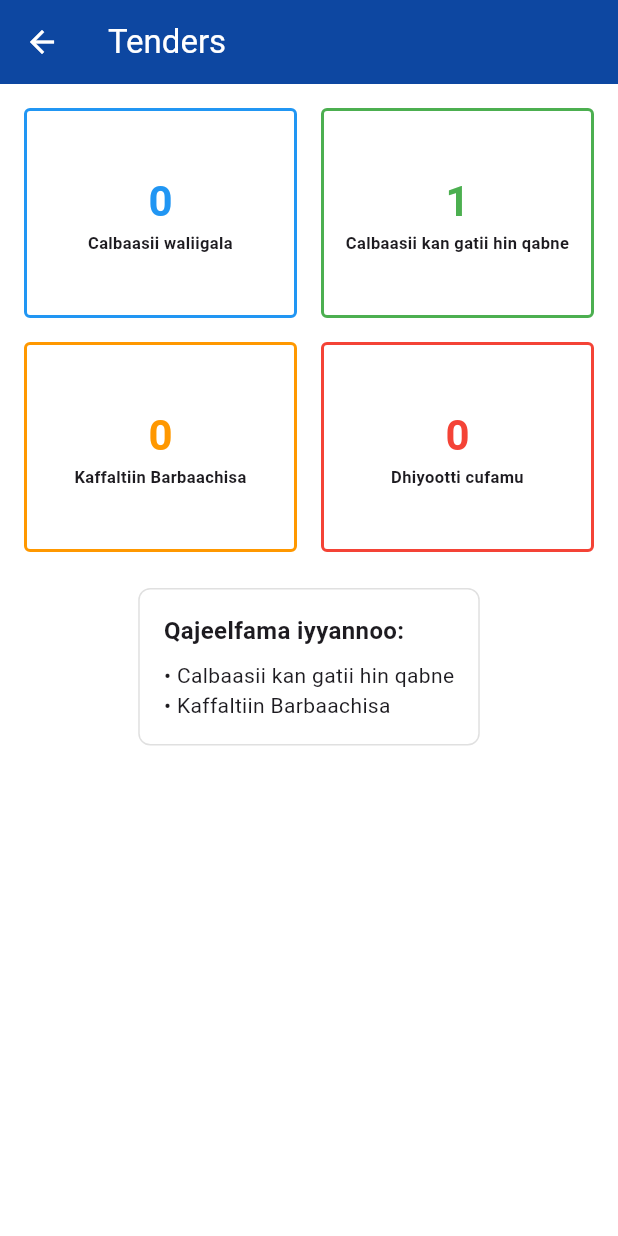
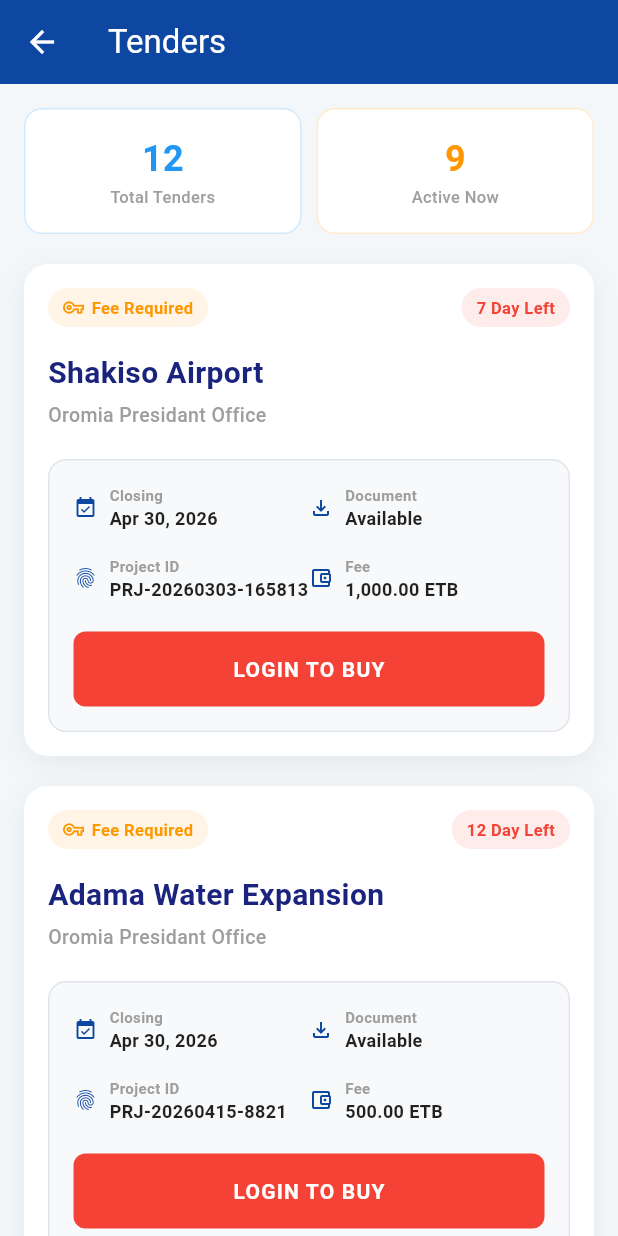
Before and after one commit to mesfinabebe630-cmd/oromiya-communction, a Flutter app: the TendersScreen screen opened directly, on a phone screen of 412 x 824 dp. Run offline on Flutter 3.47's test engine with Material 3 defaults, Android fonts, the phone set to English and light mode, and no system bars; our stand-ins replace google_fonts; network calls fail.

Commit message:
Enhance: Unified Smart Tender Card with Integrated Action Box and Key Icon

```diff
--- a/lib/screens/tenders_screen.dart
+++ b/lib/screens/tenders_screen.dart
@@ -1,5 +1,6 @@
 import 'package:flutter/material.dart';
 import 'package:oromiya_communication/theme/app_theme.dart';
+import 'package:oromiya_communication/screens/login_screen.dart';
 
 class TendersScreen extends StatelessWidget {
   const TendersScreen({super.key});
@@ -7,38 +8,140 @@ class TendersScreen extends StatelessWidget {
   @override
   Widget build(BuildContext context) {
     return Scaffold(
-      appBar: AppBar(title: const Text('Tenders')),
-      body: Padding(
+      backgroundColor: const Color(0xFFF4F7F9),
+      appBar: AppBar(
+        title: const Text('Tenders'),
+        backgroundColor: AppTheme.primaryBlue,
+        elevation: 0,
+      ),
+      body: SingleChildScrollView(
         padding: const EdgeInsets.all(16.0),
         child: Column(
           children: [
-            GridView.count(
-              shrinkWrap: true,
-              crossAxisCount: 2,
-              crossAxisSpacing: 16,
-              mainAxisSpacing: 16,
-              childAspectRatio: 1.3,
+            // Top Statistics
+            Row(
               children: [
-                _box('Calbaasii waliigala', '0', Colors.blue),
-                _box('Calbaasii kan gatii hin qabne', '1', Colors.green),
-                _box('Kaffaltiin Barbaachisa', '0', Colors.orange),
-                _box('Dhiyootti cufamu', '0', Colors.red),
+                Expanded(child: _statBox('Total Tenders', '12', Colors.blue)),
+                const SizedBox(width: 10),
+                Expanded(child: _statBox('Active Now', '9', Colors.orange)),
               ],
             ),
-            const SizedBox(height: 24),
+            const SizedBox(height: 20),
+
+            // UNIFIED TENDER CARD
+            _buildSmartTenderCard(context),
+            const SizedBox(height: 20),
+            _buildSmartTenderCard(context,
+              title: "Adama Water Expansion",
+              id: "PRJ-20260415-8821",
+              fee: "500.00 ETB",
+              days: "12"
+            ),
+          ],
+        ),
+      ),
+    );
+  }
+
+  Widget _buildSmartTenderCard(BuildContext context, {
+    String title = "Shakiso Airport",
+    String id = "PRJ-20260303-165813",
+    String fee = "1,000.00 ETB",
+    String days = "7"
+  }) {
+    return Container(
+      width: double.infinity,
+      decoration: BoxDecoration(
+        color: Colors.white,
+        borderRadius: BorderRadius.circular(16),
+        boxShadow: [
+          BoxShadow(color: Colors.black.withOpacity(0.06), blurRadius: 15, offset: const Offset(0, 5))
+        ],
+      ),
+      child: Padding(
+        padding: const EdgeInsets.all(16.0),
+        child: Column(
+          crossAxisAlignment: CrossAxisAlignment.start,
+          children: [
+            // Top Row: Fee Required with Key Icon & Days Left
+            Row(
+              mainAxisAlignment: MainAxisAlignment.spaceBetween,
+              children: [
+                Container(
+                  padding: const EdgeInsets.symmetric(horizontal: 10, vertical: 5),
+                  decoration: BoxDecoration(
+                    color: Colors.orange.withOpacity(0.1),
+                    borderRadius: BorderRadius.circular(20),
+                  ),
+                  child: Row(
+                    children: const [
+                      Icon(Icons.vpn_key_outlined, size: 14, color: Colors.orange),
+                      SizedBox(width: 5),
+                      Text('Fee Required', style: TextStyle(color: Colors.orange, fontSize: 11, fontWeight: FontWeight.bold)),
+                    ],
+                  ),
+                ),
+                Container(
+                  padding: const EdgeInsets.symmetric(horizontal: 10, vertical: 5),
+                  decoration: BoxDecoration(
+                    color: Colors.red.withOpacity(0.1),
+                    borderRadius: BorderRadius.circular(20),
+                  ),
+                  child: Text('$days Day Left', style: const TextStyle(color: Colors.red, fontSize: 11, fontWeight: FontWeight.bold)),
+                ),
+              ],
+            ),
+            const SizedBox(height: 16),
+
+            // Title & Office
+            Text(title, style: const TextStyle(fontSize: 20, fontWeight: FontWeight.bold, color: Color(0xFF1A237E))),
+            const SizedBox(height: 4),
+            const Text('Oromia Presidant Office', style: TextStyle(color: Colors.grey, fontSize: 13, fontWeight: FontWeight.w500)),
+            const SizedBox(height: 20),
+
+            // ALL IN ONE RECTANGLE BOX
             Container(
               padding: const EdgeInsets.all(16),
               decoration: BoxDecoration(
-                border: Border.all(color: Colors.grey[300]!),
-                borderRadius: BorderRadius.circular(8),
+                color: const Color(0xFFF8F9FB),
+                borderRadius: BorderRadius.circular(12),
+                border: Border.all(color: const Color(0xFFE0E5EC)),
               ),
               child: Column(
-                crossAxisAlignment: CrossAxisAlignment.start,
-                children: const [
-                  Text('Qajeelfama iyyannoo:', style: TextStyle(fontWeight: FontWeight.bold, fontSize: 16)),
-                  SizedBox(height: 8),
-                  Text('• Calbaasii kan gatii hin qabne'),
-                  Text('• Kaffaltiin Barbaachisa'),
+                children: [
+                  // Info Grid
+                  Row(
+                    crossAxisAlignment: CrossAxisAlignment.start,
+                    children: [
+                      Expanded(child: _infoItem(Icons.event_available, "Closing", "Apr 30, 2026")),
+                      Expanded(child: _infoItem(Icons.file_download_outlined, "Document", "Available")),
+                    ],
+                  ),
+                  const SizedBox(height: 16),
+                  Row(
+                    crossAxisAlignment: CrossAxisAlignment.start,
+                    children: [
+                      Expanded(child: _infoItem(Icons.fingerprint, "Project ID", id)),
+                      Expanded(child: _infoItem(Icons.account_balance_wallet_outlined, "Fee", fee)),
+                    ],
+                  ),
+                  const SizedBox(height: 20),
+
+                  // LOGIN TO BUY BUTTON INSIDE THE BOX
+                  SizedBox(
+                    width: double.infinity,
+                    height: 50,
+                    child: ElevatedButton(
+                      onPressed: () => Navigator.push(context, MaterialPageRoute(builder: (_) => const LoginScreen())),
+                      style: ElevatedButton.styleFrom(
+                        backgroundColor: Colors.red,
+                        foregroundColor: Colors.white,
+                        shape: RoundedRectangleBorder(borderRadius: BorderRadius.circular(8)),
+                        elevation: 0,
+                      ),
+                      child: const Text('LOGIN TO BUY', style: TextStyle(fontWeight: FontWeight.bold, letterSpacing: 0.8)),
+                    ),
+                  ),
                 ],
               ),
             ),
@@ -48,18 +151,36 @@ class TendersScreen extends StatelessWidget {
     );
   }
 
-  Widget _box(String title, String val, Color color) {
+  Widget _infoItem(IconData icon, String label, String value) {
+    return Row(
+      children: [
+        Icon(icon, size: 16, color: AppTheme.primaryBlue),
+        const SizedBox(width: 8),
+        Expanded(
+          child: Column(
+            crossAxisAlignment: CrossAxisAlignment.start,
+            children: [
+              Text(label, style: const TextStyle(color: Colors.grey, fontSize: 10, fontWeight: FontWeight.bold)),
+              Text(value, style: const TextStyle(fontWeight: FontWeight.w700, fontSize: 12, color: Colors.black87), overflow: TextOverflow.ellipsis),
+            ],
+          ),
+        ),
+      ],
+    );
+  }
+
+  Widget _statBox(String title, String val, Color color) {
     return Container(
+      padding: const EdgeInsets.all(16),
       decoration: BoxDecoration(
         color: Colors.white,
-        border: Border.all(color: color, width: 2),
-        borderRadius: BorderRadius.circular(4),
+        borderRadius: BorderRadius.circular(12),
+        border: Border.all(color: color.withOpacity(0.2)),
       ),
       child: Column(
-        mainAxisAlignment: MainAxisAlignment.center,
         children: [
-          Text(val, style: TextStyle(fontSize: 28, fontWeight: FontWeight.bold, color: color)),
-          Text(title, textAlign: TextAlign.center, style: const TextStyle(fontSize: 11, fontWeight: FontWeight.w600)),
+          Text(val, style: TextStyle(fontSize: 24, fontWeight: FontWeight.bold, color: color)),
+          Text(title, style: const TextStyle(fontSize: 11, fontWeight: FontWeight.w500, color: Colors.grey)),
         ],
       ),
     );
```
